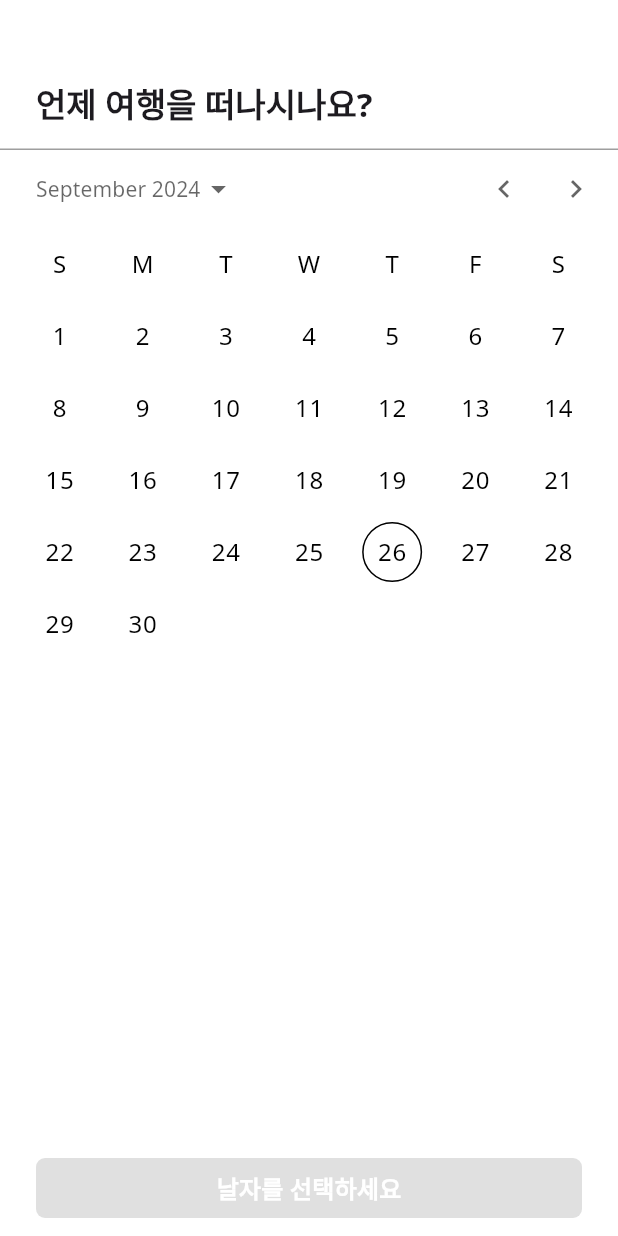
After one commit to takeny1998/yeohaeng-ttukttak, a Flutter app: the CreateTravelPage screen opened by its route, on a phone screen of 412 x 824 dp. The commit adds this screen. Run offline on Flutter 3.47's test engine with Material 3 defaults, Android fonts, the phone set to English and light mode, and no system bars; drawn by our look-alikes of calendar_date_picker2; our stand-ins replace dio, flutter_riverpod, flutter_secure_storage, freezed_annotation, go_router, google_sign_in and 4 more; missing offline and left inert: dart:ffi; accounts and stored records are empty; generated files the repository leaves out were written again; Roboto replaces fonts that are missing (Noto Sans).

Commit message:
feat-app: 여행 생성 UI 구현, 폰트 및 색 변경

```diff
--- a/application/lib/feature/home/home_page.dart
+++ b/application/lib/feature/home/home_page.dart
@@ -1,8 +1,9 @@
-import 'package:application_new/common/exception/exception.dart';
 import 'package:application_new/common/loading/async_loading_provider.dart';
+import 'package:application_new/common/router/router_provider.dart';
 import 'package:application_new/feature/authentication/page/login_provider.dart';
 import 'package:flutter/material.dart';
 import 'package:flutter_riverpod/flutter_riverpod.dart';
+import 'package:go_router/go_router.dart';
 
 class HomePage extends ConsumerWidget {
   const HomePage({super.key});
@@ -27,7 +28,10 @@ class HomePage extends ConsumerWidget {
                     ref.read(asyncLoadingProvider.notifier).guard(() async {
                       await Future.delayed(const Duration(seconds: 3));
                     }),
-                child: const Text('로딩'))
+                child: const Text('로딩')),
+            TextButton(
+                onPressed: () => context.push('/travel/create'),
+                child: const Text('여행 생성')),
           ],
         ),
       ),
--- /dev/null
+++ b/application/lib/feature/travel/create_travel_page.dart
@@ -0,0 +1,84 @@
+import 'package:application_new/feature/travel/create_travel_provider.dart';
+import 'package:calendar_date_picker2/calendar_date_picker2.dart';
+import 'package:flutter/material.dart';
+import 'package:flutter_riverpod/flutter_riverpod.dart';
+import 'package:intl/intl.dart';
+
+class CreateTravelPage extends ConsumerWidget {
+  const CreateTravelPage({super.key});
+
+  @override
+  Widget build(BuildContext context, WidgetRef ref) {
+    final state = ref.watch(createTravelProvider);
+    final startedOn = state.startedOn;
+    final endedOn = state.endedOn;
+
+    final firstDate = DateTime.now();
+    final lastDate = firstDate.add(const Duration(days: 365));
+
+    final areSelected = startedOn != null && endedOn != null;
+
+    final textTheme = Theme.of(context).textTheme;
+    final rangeFormat = DateFormat('yy.M.d');
+
+    final days = areSelected
+        ? DateTimeRange(start: startedOn, end: endedOn).duration.inDays
+        : 0;
+
+    return Scaffold(
+      appBar: AppBar(
+        centerTitle: false,
+        scrolledUnderElevation: 0,
+        shape: Border(
+            bottom: BorderSide(color: Theme.of(context).colorScheme.secondary)),
+        bottom: PreferredSize(
+          preferredSize: const Size.fromHeight(44),
+          child: Container(
+            alignment: Alignment.centerLeft,
+            padding: const EdgeInsets.fromLTRB(24, 0, 24, 16),
+            child: Text('언제 여행을 떠나시나요?',
+                style: textTheme.titleLarge
+                    ?.copyWith(fontWeight: FontWeight.w600)),
+          ),
+        ),
+      ),
+      body: SafeArea(
+        child: CalendarDatePicker2(
+          config: CalendarDatePicker2Config(
+            firstDate: firstDate,
+            lastDate: lastDate,
+            calendarType: CalendarDatePicker2Type.range,
+            calendarViewMode: CalendarDatePicker2Mode.scroll,
+            hideScrollViewTopHeader: true,
+          ),
+          value: [startedOn, endedOn],
+          onValueChanged: (dates) {
+            if (dates.length < 2) return;
+            ref
+                .read(createTravelProvider.notifier)
+                .inputDate(dates[0], dates[1]);
+          },
+        ),
+      ),
+      bottomNavigationBar: SafeArea(
+        child: Padding(
+          padding: const EdgeInsets.symmetric(horizontal: 24, vertical: 8),
+          child: FilledButton(
+            style: FilledButton.styleFrom(
+                shape: const RoundedRectangleBorder(
+                    borderRadius: BorderRadius.all(Radius.circular(6)))),
+            onPressed: areSelected ? () {} : null,
+            child: Text(
+                areSelected
+                    ? '${rangeFormat.format(startedOn)} - ${rangeFormat.format(endedOn)} ($days박 ${days + 1}일)'
+                    : '날자를 선택하세요',
+                style: textTheme.titleMedium?.copyWith(
+                  fontWeight: FontWeight.w600,
+                  color: Colors.white,
+                )),
+          ),
+        ),
+      ),
+    );
+  }
+}
```
Also changed, not shown: application/lib/common/router/router_provider.dart (+7 -6 lines), application/lib/feature/travel/create_travel_provider.dart (added, +29 -0 lines), application/lib/feature/travel/create_travel_state.dart (added, +11 -0 lines), application/lib/main.dart (+15 -3 lines), application/pubspec.yaml (+23 -39 lines), application/lib/common/router/router_provider.g.dart, application/lib/feature/travel/create_travel_provider.g.dart (added), application/lib/feature/travel/create_travel_state.freezed.dart (added), application/pubspec.lock, 10 other files.
